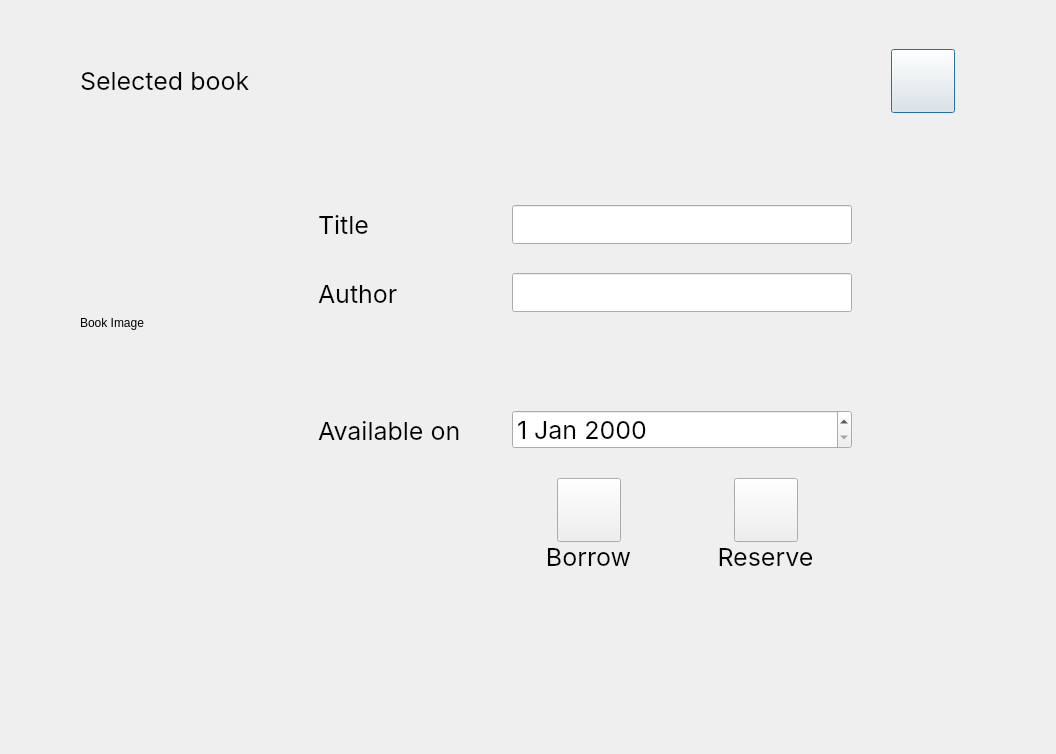
Before: the Qt Designer form bookdetails.ui in LanaYoobee/LIS, drawn with Qt 5.
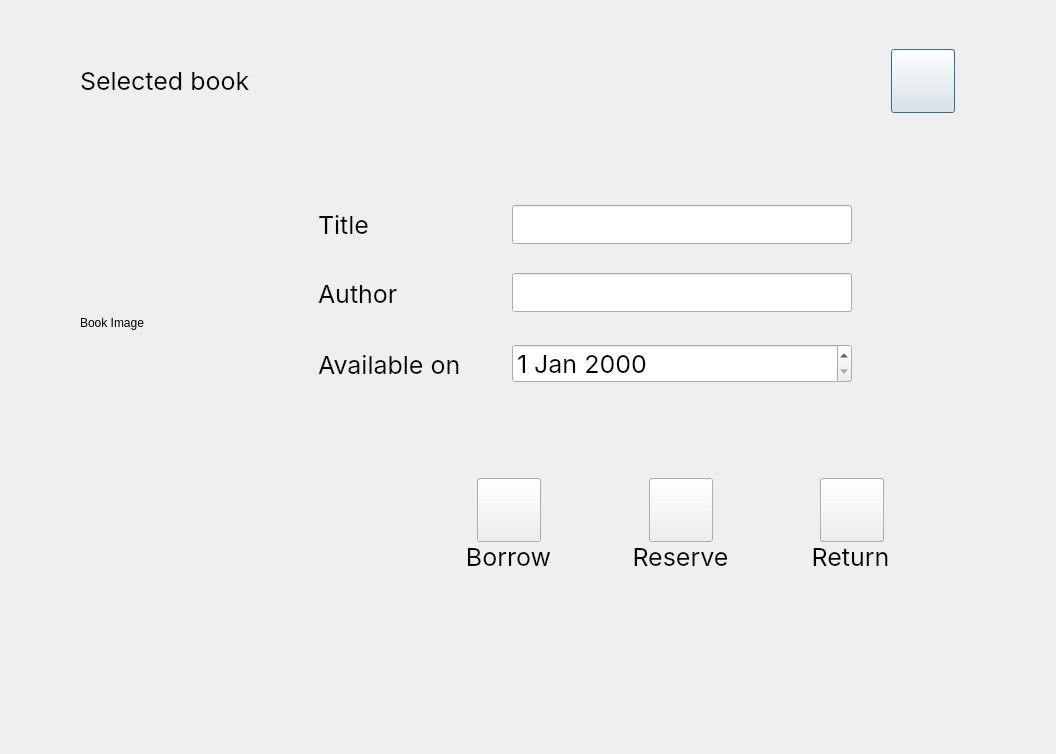
After: the same form once the commit is applied. Icons and pictures are not drawn.

```diff
--- a/bookdetails.ui
+++ b/bookdetails.ui
@@ -123,7 +123,7 @@
    <property name="geometry">
     <rect>
      <x>512</x>
-     <y>410</y>
+     <y>344</y>
      <width>340</width>
      <height>39</height>
     </rect>
@@ -177,7 +177,7 @@
    <property name="geometry">
     <rect>
      <x>318</x>
-     <y>416</y>
+     <y>350</y>
      <width>194</width>
      <height>29</height>
     </rect>
@@ -195,7 +195,7 @@
   <widget class="QPushButton" name="borrowBookButton">
    <property name="geometry">
     <rect>
-     <x>557</x>
+     <x>477</x>
      <y>478</y>
      <width>64</width>
      <height>64</height>
@@ -218,7 +218,7 @@
   <widget class="QLabel" name="borrowBookLabel">
    <property name="geometry">
     <rect>
-     <x>528</x>
+     <x>448</x>
      <y>542</y>
      <width>121</width>
      <height>29</height>
@@ -240,7 +240,7 @@
   <widget class="QPushButton" name="reserveBookButton">
    <property name="geometry">
     <rect>
-     <x>734</x>
+     <x>649</x>
      <y>478</y>
      <width>64</width>
      <height>64</height>
@@ -263,7 +263,7 @@
   <widget class="QLabel" name="reserveBookLabel">
    <property name="geometry">
     <rect>
-     <x>705</x>
+     <x>620</x>
      <y>542</y>
      <width>121</width>
      <height>29</height>
@@ -282,6 +282,51 @@
     <set>Qt::AlignCenter</set>
    </property>
   </widget>
+  <widget class="QPushButton" name="returnBookButton">
+   <property name="geometry">
+    <rect>
+     <x>820</x>
+     <y>478</y>
+     <width>64</width>
+     <height>64</height>
+    </rect>
+   </property>
+   <property name="text">
+    <string/>
+   </property>
+   <property name="icon">
+    <iconset resource="resources.qrc">
+     <normaloff>:/images/images/icons8-edit-file-64.png</normaloff>:/images/images/icons8-edit-file-64.png</iconset>
+   </property>
+   <property name="iconSize">
+    <size>
+     <width>64</width>
+     <height>64</height>
+    </size>
+   </property>
+  </widget>
+  <widget class="QLabel" name="returnBookLabel">
+   <property name="geometry">
+    <rect>
+     <x>790</x>
+     <y>542</y>
+     <width>121</width>
+     <height>29</height>
+    </rect>
+   </property>
+   <property name="font">
+    <font>
+     <family>Inter</family>
+     <pointsize>19</pointsize>
+    </font>
+   </property>
+   <property name="text">
+    <string>Return</string>
+   </property>
+   <property name="alignment">
+    <set>Qt::AlignCenter</set>
+   </property>
+  </widget>
  </widget>
  <resources>
   <include location="resources.qrc"/>
```
